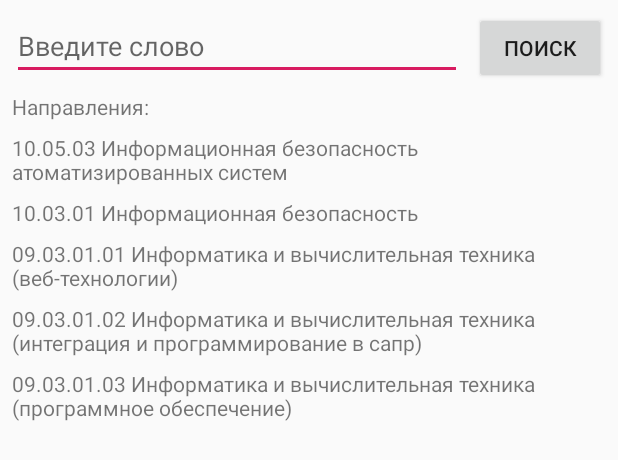
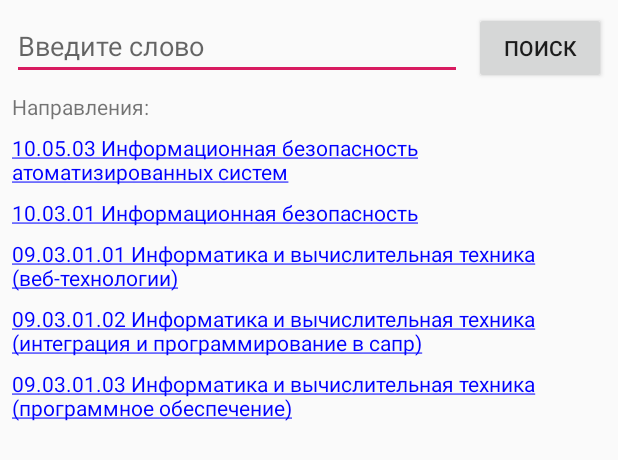
Before and after one commit to pirogovaaaaaa/slovar_polytech, an Android app: the layout activity_main.xml on its own in the app's theme, with its tools: preview values and no code run, on a phone screen of 412 x 824 dp. Shown: the top 460 px of the screen. Run offline under Robolectric (Android 15) with nearby library versions, the phone set to English and light mode, and no system bars.

Commit message:
Preparing to connect to api Changed text color and added underscore

```diff
--- a/AndroidApp/VocabularyApp/app/src/main/res/layout/activity_main.xml
+++ b/AndroidApp/VocabularyApp/app/src/main/res/layout/activity_main.xml
@@ -55,6 +55,7 @@
         android:layout_marginEnd="8dp"
         android:layout_marginRight="8dp"
         android:text="@string/way_10_05_03"
+        android:textColor="#0000FF"
         app:layout_constraintEnd_toEndOf="parent"
         app:layout_constraintHorizontal_bias="0.0"
         app:layout_constraintStart_toStartOf="parent"
@@ -70,6 +71,7 @@
         android:layout_marginEnd="8dp"
         android:layout_marginRight="8dp"
         android:text="@string/way_10_03_01"
+        android:textColor="#0000FF"
         app:layout_constraintEnd_toEndOf="parent"
         app:layout_constraintHorizontal_bias="0.0"
         app:layout_constraintStart_toStartOf="parent"
@@ -85,6 +87,7 @@
         android:layout_marginEnd="8dp"
         android:layout_marginRight="8dp"
         android:text="@string/way_09_03_01_01"
+        android:textColor="#0000FF"
         app:layout_constraintEnd_toEndOf="parent"
         app:layout_constraintHorizontal_bias="0.0"
         app:layout_constraintStart_toStartOf="parent"
@@ -100,6 +103,7 @@
         android:layout_marginEnd="8dp"
         android:layout_marginRight="8dp"
         android:text="@string/way_09_03_01_02"
+        android:textColor="#0000FF"
         app:layout_constraintEnd_toEndOf="parent"
         app:layout_constraintHorizontal_bias="0.0"
         app:layout_constraintStart_toStartOf="parent"
@@ -115,6 +119,7 @@
         android:layout_marginEnd="8dp"
         android:layout_marginRight="8dp"
         android:text="@string/way_09_03_01_03"
+        android:textColor="#0000FF"
         app:layout_constraintEnd_toEndOf="parent"
         app:layout_constraintHorizontal_bias="0.0"
         app:layout_constraintStart_toStartOf="parent"
--- a/AndroidApp/VocabularyApp/app/src/main/res/values/strings.xml
+++ b/AndroidApp/VocabularyApp/app/src/main/res/values/strings.xml
@@ -23,11 +23,11 @@
     <string name="enterWord">Введите слово</string>
     <string name="search">Поиск</string>
     <string name="ways">Направления:</string>
-    <string name="way_10_05_03">10.05.03 Информационная безопасность атоматизированных систем</string>
-    <string name="way_10_03_01">10.03.01 Информационная безопасность</string>
-    <string name="way_09_03_01_01">09.03.01.01 Информатика и вычислительная техника (веб-технологии)</string>
-    <string name="way_09_03_01_02">09.03.01.02 Информатика и вычислительная техника (интеграция и программирование в сапр)</string>
-    <string name="way_09_03_01_03">09.03.01.03 Информатика и вычислительная техника (программное обеспечение)</string>
+    <string name="way_10_05_03"><u>10.05.03 Информационная безопасность атоматизированных систем</u></string>
+    <string name="way_10_03_01"><u>10.03.01 Информационная безопасность</u></string>
+    <string name="way_09_03_01_01"><u>09.03.01.01 Информатика и вычислительная техника (веб-технологии)</u></string>
+    <string name="way_09_03_01_02"><u>09.03.01.02 Информатика и вычислительная техника (интеграция и программирование в сапр)</u></string>
+    <string name="way_09_03_01_03"><u>09.03.01.03 Информатика и вычислительная техника (программное обеспечение)</u></string>
     <string name="enterDescription">Введите описание</string>
     <string name="exit">Выход</string>
     <string name="apply">Применить</string>
```
